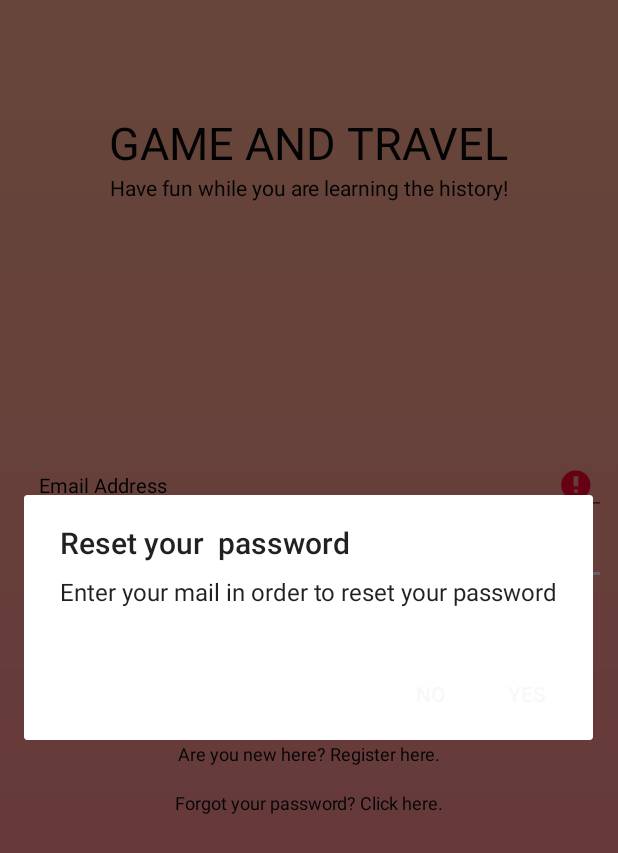
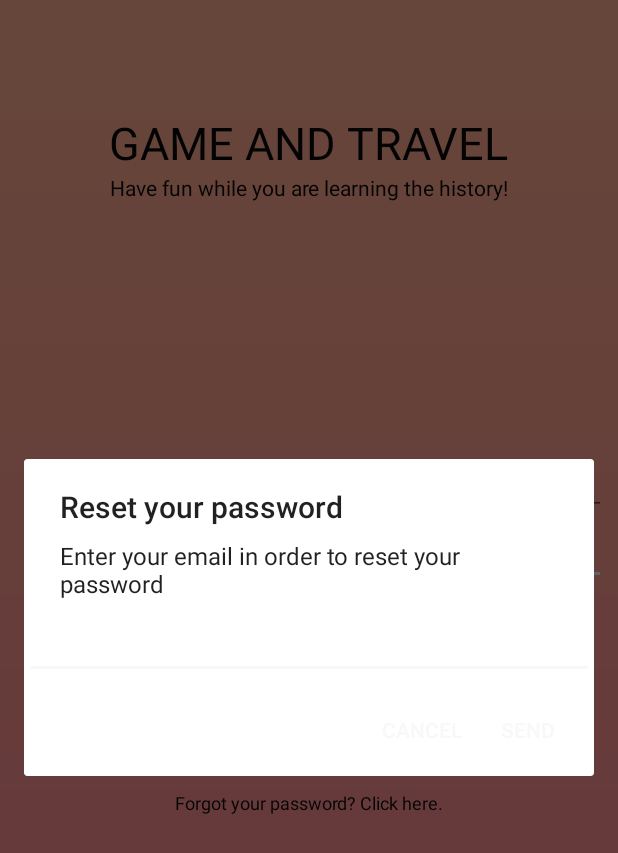
Before and after one commit to tahagates/Travelling-Museum-Application, an Android app: the screen it shows after launch (Login), after a tap on "Forgot your password? Click here.", on a phone screen of 412 x 824 dp. Shown: the top 853 px of the screen. Run offline under Robolectric (Android 15) with nearby library versions, the phone set to English and light mode, and no system bars; our stand-ins replace Firebase (no records; nobody signed in at launch, a user with empty details on screens opened directly); Roboto replaces fonts that are not available here; 2 other taps on this screen came first.

Commit message:
TODO: Alertdialogbox, change password test

```diff
--- a/app/src/main/java/com/example/loginpart/Login.java
+++ b/app/src/main/java/com/example/loginpart/Login.java
@@ -44,7 +44,7 @@ public class Login extends AppCompatActivity {
         loginBtn = findViewById(R.id.btnLogin);
         txtNewMember = findViewById(R.id.txtNewMember);
         forgotPW = findViewById(R.id.txtForgotPW);
-        builder = new AlertDialog.Builder(this);
+        builder = new AlertDialog.Builder(this,R.style.AlertDialogTheme);
 
         loginBtn.setOnClickListener(new View.OnClickListener() {
             @Override
@@ -105,40 +105,39 @@ public class Login extends AppCompatActivity {
             public void onClick(View v) {
 
                 final EditText resetMail = new EditText(v.getContext());
+                final AlertDialog.Builder passResetDialog = new AlertDialog.Builder(v.getContext());
+                passResetDialog.setTitle("Reset your password");
+                passResetDialog.setMessage("Enter your email in order to reset your password");
+                passResetDialog.setView(resetMail);
 
-                //builder.setMessage("Enter your email").setTitle("Reset your password");
-
-                builder.setMessage("Enter your mail in order to reset your password")
-                        .setCancelable(true)
-                        .setPositiveButton("Yes", new DialogInterface.OnClickListener() {
+                passResetDialog.setPositiveButton("Send", new DialogInterface.OnClickListener() {
                     @Override
                     public void onClick(DialogInterface dialog, int which) {
                         String mail = resetMail.getText().toString();
                         firebaseAuth.sendPasswordResetEmail(mail).addOnSuccessListener(new OnSuccessListener<Void>() {
                             @Override
                             public void onSuccess(Void aVoid) {
-                                        Toast.makeText(getApplicationContext(),"Reset link sent to your email.", Toast.LENGTH_SHORT);
+                                Toast.makeText(Login.this, "Reset link sent your email address", Toast.LENGTH_SHORT);
+
                             }
                         }).addOnFailureListener(new OnFailureListener() {
                             @Override
                             public void onFailure(@NonNull Exception e) {
-                                        Toast.makeText(getApplicationContext(),"Error : "+ e.getMessage(), Toast.LENGTH_SHORT);
+                                Toast.makeText(Login.this, "Error ! Can not sent the link " + e.getMessage(), Toast.LENGTH_SHORT);
                             }
                         });
-                                finish();
-                                Toast.makeText(getApplicationContext(),"Clicked yes", Toast.LENGTH_SHORT);
                     }
-                        })
-                        .setNegativeButton("No", new DialogInterface.OnClickListener() {
+                });
+
+                passResetDialog.setNegativeButton("Cancel", new DialogInterface.OnClickListener() {
                     @Override
                     public void onClick(DialogInterface dialog, int which) {
-                                dialog.cancel();
-                                Toast.makeText(getApplicationContext(),"Clicked no",Toast.LENGTH_SHORT);
+                             //Close dialog
                     }
                 });
-                AlertDialog alert = builder.create();
-                alert.setTitle("Reset your  password");
-                alert.show();
+
+                passResetDialog.create().show();
+
 
             }
         });
--- a/app/src/main/res/values/styles.xml
+++ b/app/src/main/res/values/styles.xml
@@ -11,10 +11,20 @@
     <style name="AppTheme.NoActionBar">
         <item name="windowActionBar">false</item>
         <item name="windowNoTitle">true</item>
+        <item name="android:alertDialogTheme">@style/AlertDialogTheme</item>
     </style>
+
+    <style name="AlertDialogTheme" parent="Theme.AppCompat.Light.Dialog.Alert">
+        <item name="colorPrimary">@color/colorPrimary</item>
+        <item name="colorPrimaryDark">@color/colorPrimaryDark</item>
+        <item name="colorAccent">@color/colorAccent</item>
+    </style>
+
     <style name="MyDialogTheme" parent="Theme.AppCompat.Light.Dialog.Alert">
         <item name="colorPrimary">@color/colorPrimaryDark</item>
     </style>
+
+
     <style name="AppTheme.AppBarOverlay" parent="ThemeOverlay.AppCompat.Dark.ActionBar" />
 
     <style name="AppTheme.PopupOverlay" parent="ThemeOverlay.AppCompat.Light" />
```
Also changed, not shown: app/src/main/java/com/example/loginpart/ui/profile/ProfileFragment.java (+38 -1 lines). Lines whose indentation alone changed are shown as unchanged.
